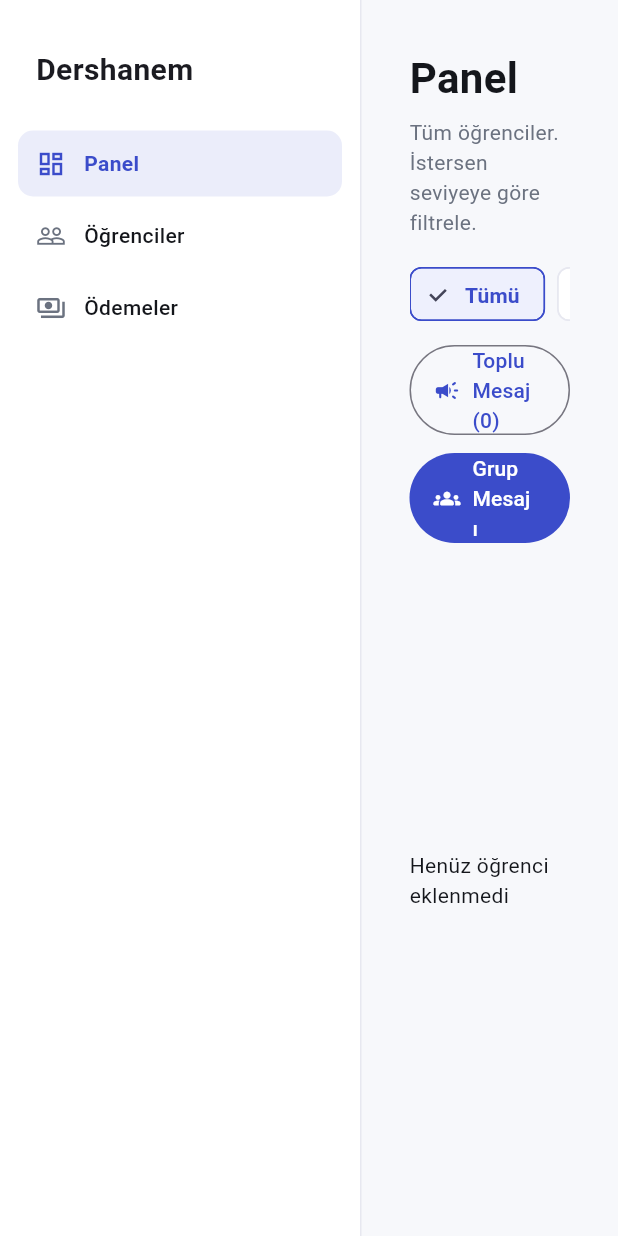
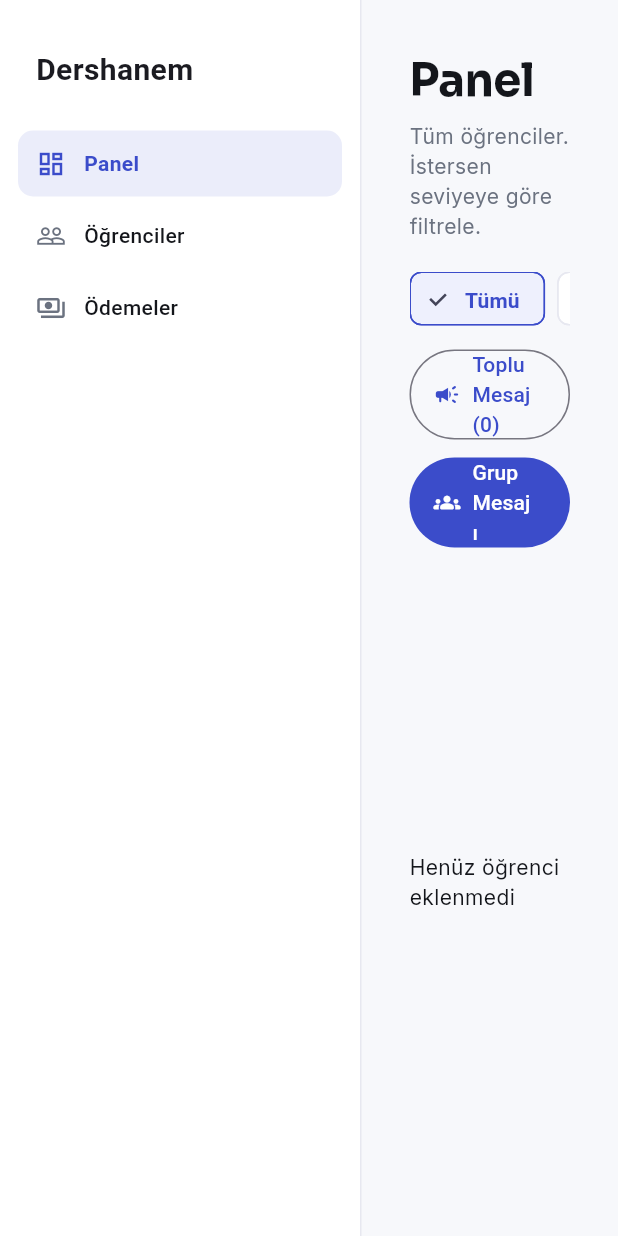
Before and after one commit to sinaelahi/classroomapp, a Flutter app: the screen it shows after launch, on a phone screen of 412 x 824 dp. Run offline on Flutter 3.47's test engine with Material 3 defaults, Android fonts, the phone set to English and light mode, and no system bars; our stand-ins replace drift, drift_flutter, equatable, flutter_bloc, fpdart, get_it and 2 more; missing offline and left inert: window_manager; accounts and stored records are empty; generated files the repository leaves out were written again.

Commit message:
textstyles updated for new ui

```diff
--- a/lib/core/constants/app_text_styles.dart
+++ b/lib/core/constants/app_text_styles.dart
@@ -1,23 +1,52 @@
 import 'package:flutter/material.dart';
+import 'package:google_fonts/google_fonts.dart';
 import 'app_colors.dart';
 
+/// Tip ölçeği: Sora (başlık) + Inter (gövde) + IBM Plex Mono (para/rakam).
 class AppTextStyles {
-  static const heading1 = TextStyle(
-    fontSize: 28,
+  static TextStyle get heading1 => GoogleFonts.sora(
+        fontSize: 30,
         fontWeight: FontWeight.w700,
-    color: AppColors.textPrimary,
+        letterSpacing: -0.4,
+        color: AppColors.ink,
       );
 
-  static const heading2 = TextStyle(
-    fontSize: 20,
+  static TextStyle get heading2 => GoogleFonts.sora(
+        fontSize: 18,
         fontWeight: FontWeight.w600,
-    color: AppColors.textPrimary,
+        letterSpacing: -0.2,
+        color: AppColors.ink,
       );
 
-  static const body = TextStyle(fontSize: 14, color: AppColors.textPrimary);
+  static TextStyle get body => GoogleFonts.inter(
+        fontSize: 14,
+        color: AppColors.ink,
+      );
 
-  static const caption = TextStyle(
+  static TextStyle get bodyMedium => GoogleFonts.inter(
+        fontSize: 14,
+        fontWeight: FontWeight.w600,
+        color: AppColors.ink,
+      );
+
+  static TextStyle get caption => GoogleFonts.inter(
         fontSize: 12,
         color: AppColors.textSecondary,
+        fontWeight: FontWeight.w500,
+        letterSpacing: 0.2,
+      );
+
+  /// Para/miktar rakamları için — "defter" hissi veren mono tipografi.
+  static TextStyle get figure => GoogleFonts.ibmPlexMono(
+        fontSize: 22,
+        fontWeight: FontWeight.w600,
+        color: AppColors.ink,
+        letterSpacing: -0.5,
+      );
+
+  static TextStyle get figureSmall => GoogleFonts.ibmPlexMono(
+        fontSize: 14,
+        fontWeight: FontWeight.w600,
+        color: AppColors.ink,
       );
 }
```
Lines whose indentation alone changed are shown as unchanged.
